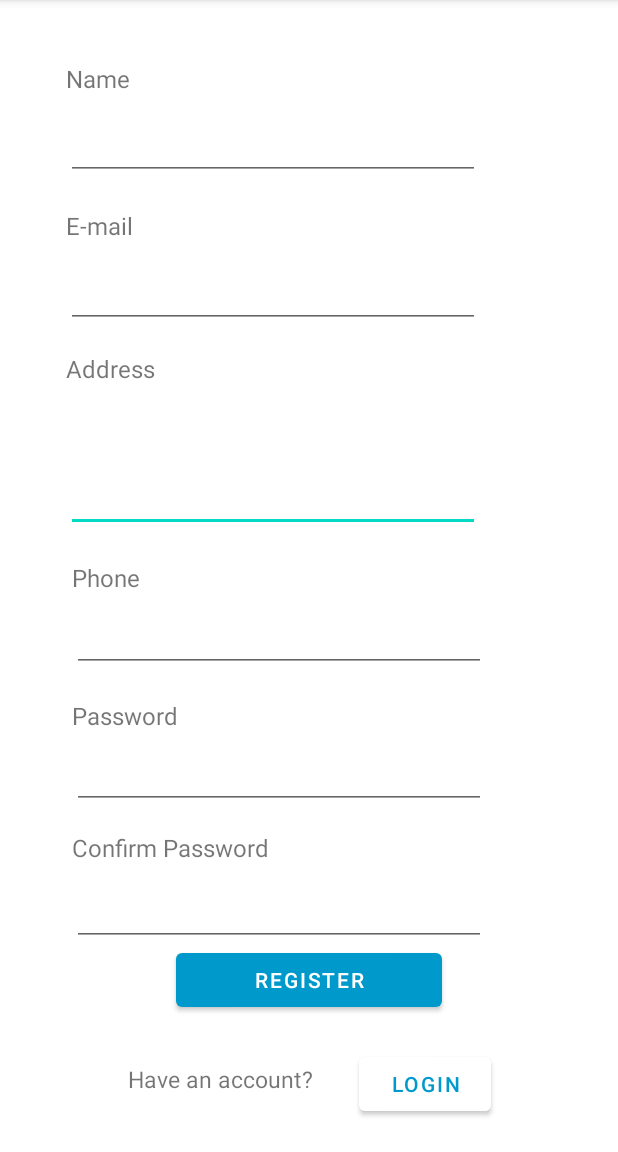
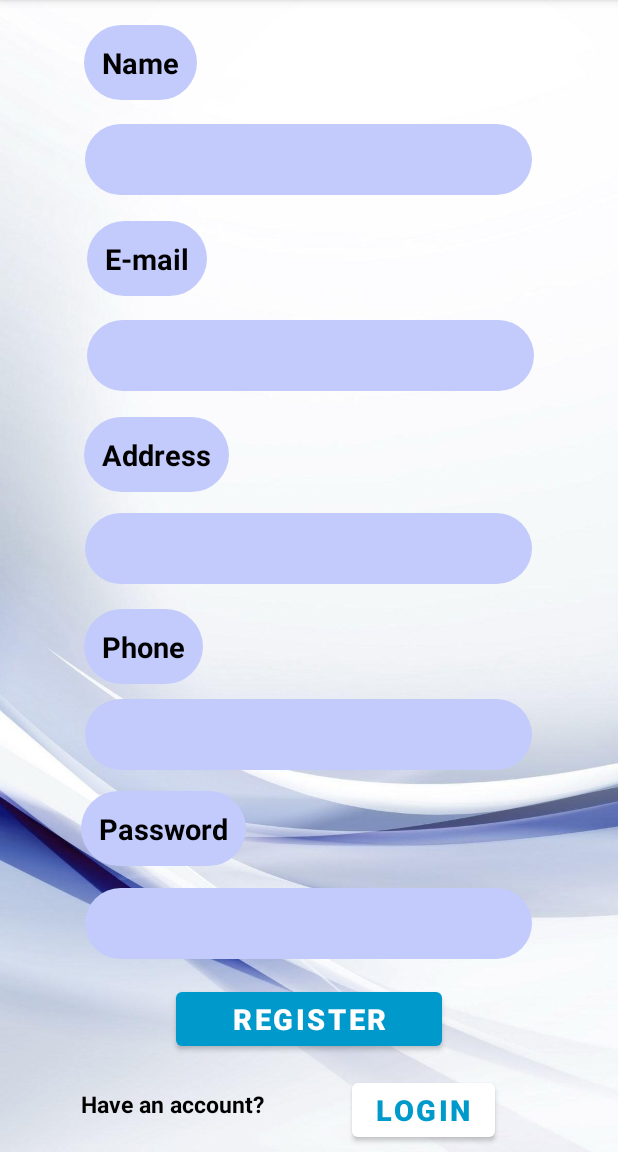
Before and after one commit to aparna-jay/Online-Shopping-Application-UEE, an Android app: the RegisterActivity screen opened directly, with no data from a screen before it, on a phone screen of 412 x 824 dp, the part 84-1236 px from its top. Run offline under Robolectric (Android 15) with nearby library versions, the phone set to English and light mode, and no system bars; our stand-ins replace Firebase (no records; nobody signed in at launch, a user with empty details on screens opened directly); Roboto replaces fonts that are not available here.

Commit message:
Designed Register Interface

```diff
--- a/app/src/main/res/layout/activity_register.xml
+++ b/app/src/main/res/layout/activity_register.xml
@@ -4,195 +4,213 @@
     xmlns:tools="http://schemas.android.com/tools"
     android:layout_width="match_parent"
     android:layout_height="match_parent"
-    tools:context=".RegisterActivity">
+    tools:context=".RegisterActivity"
+    android:background="@drawable/backg">
 
     <EditText
         android:id="@+id/address"
-        android:layout_width="276dp"
-        android:layout_height="78dp"
+        android:layout_width="298dp"
+        android:layout_height="47dp"
+        android:background="@drawable/rounded_corners"
         android:ems="10"
         android:gravity="start|top"
         android:inputType="textMultiLine"
-        android:textSize="12sp"
+        android:padding="12dp"
+        android:textColor="@color/black"
+        android:textSize="19sp"
+        android:textStyle="bold"
         app:layout_constraintBottom_toBottomOf="parent"
         app:layout_constraintEnd_toEndOf="parent"
-        app:layout_constraintHorizontal_bias="0.325"
+        app:layout_constraintHorizontal_bias="0.495"
         app:layout_constraintStart_toStartOf="parent"
         app:layout_constraintTop_toTopOf="parent"
-        app:layout_constraintVertical_bias="0.401" />
+        app:layout_constraintVertical_bias="0.475" />
 
     <EditText
         android:id="@+id/password"
-        android:layout_width="276dp"
-        android:layout_height="35dp"
+        android:layout_width="298dp"
+        android:layout_height="47dp"
+        android:background="@drawable/rounded_corners"
         android:ems="10"
         android:inputType="textPassword"
-        android:textSize="12sp"
+        android:padding="12dp"
+        android:textColor="@color/black"
+        android:textSize="19sp"
+        android:textStyle="bold"
         app:layout_constraintBottom_toBottomOf="parent"
         app:layout_constraintEnd_toEndOf="parent"
-        app:layout_constraintHorizontal_bias="0.355"
+        app:layout_constraintHorizontal_bias="0.495"
         app:layout_constraintStart_toStartOf="parent"
         app:layout_constraintTop_toTopOf="parent"
-        app:layout_constraintVertical_bias="0.688" />
+        app:layout_constraintVertical_bias="0.821" />
 
     <TextView
         android:id="@+id/textView2"
-        android:layout_width="143dp"
-        android:layout_height="26dp"
+        android:layout_width="wrap_content"
+        android:layout_height="wrap_content"
+        android:background="@drawable/rounded_corners"
+        android:padding="12dp"
         android:text="E-mail"
-        android:textSize="16sp"
+        android:textColor="@color/black"
+        android:textSize="19sp"
+        android:textStyle="bold"
         app:layout_constraintBottom_toBottomOf="parent"
         app:layout_constraintEnd_toEndOf="parent"
-        app:layout_constraintHorizontal_bias="0.164"
+        app:layout_constraintHorizontal_bias="0.174"
         app:layout_constraintStart_toStartOf="parent"
         app:layout_constraintTop_toTopOf="parent"
-        app:layout_constraintVertical_bias="0.188" />
+        app:layout_constraintVertical_bias="0.205" />
 
     <EditText
         android:id="@+id/email"
-        android:layout_width="276dp"
-        android:layout_height="35dp"
+        android:layout_width="298dp"
+        android:layout_height="47dp"
+        android:layout_marginEnd="56dp"
+        android:layout_marginRight="56dp"
+        android:background="@drawable/rounded_corners"
         android:ems="10"
         android:inputType="textPersonName"
-        android:textSize="12sp"
+        android:padding="12dp"
+        android:textColor="@color/black"
+        android:textSize="19sp"
+        android:textStyle="bold"
         app:layout_constraintBottom_toBottomOf="parent"
         app:layout_constraintEnd_toEndOf="parent"
-        app:layout_constraintHorizontal_bias="0.325"
-        app:layout_constraintStart_toStartOf="parent"
         app:layout_constraintTop_toTopOf="parent"
-        app:layout_constraintVertical_bias="0.25" />
+        app:layout_constraintVertical_bias="0.296" />
 
     <TextView
         android:id="@+id/textView7"
-        android:layout_width="143dp"
-        android:layout_height="26dp"
+        android:layout_width="wrap_content"
+        android:layout_height="wrap_content"
+        android:background="@drawable/rounded_corners"
+        android:padding="12dp"
         android:text="Password"
-        android:textSize="16sp"
+        android:textColor="@color/black"
+        android:textSize="19sp"
+        android:textStyle="bold"
         app:layout_constraintBottom_toBottomOf="parent"
         app:layout_constraintEnd_toEndOf="parent"
-        app:layout_constraintHorizontal_bias="0.179"
+        app:layout_constraintHorizontal_bias="0.178"
         app:layout_constraintStart_toStartOf="parent"
         app:layout_constraintTop_toTopOf="parent"
-        app:layout_constraintVertical_bias="0.628" />
+        app:layout_constraintVertical_bias="0.734" />
 
     <EditText
         android:id="@+id/phone"
-        android:layout_width="276dp"
-        android:layout_height="35dp"
+        android:layout_width="298dp"
+        android:layout_height="47dp"
+        android:background="@drawable/rounded_corners"
         android:ems="10"
         android:inputType="phone"
-        android:textSize="12sp"
+        android:padding="12dp"
+        android:textColor="@color/black"
+        android:textSize="19sp"
+        android:textStyle="bold"
         app:layout_constraintBottom_toBottomOf="parent"
         app:layout_constraintEnd_toEndOf="parent"
-        app:layout_constraintHorizontal_bias="0.355"
+        app:layout_constraintHorizontal_bias="0.495"
         app:layout_constraintStart_toStartOf="parent"
         app:layout_constraintTop_toTopOf="parent"
-        app:layout_constraintVertical_bias="0.563" />
+        app:layout_constraintVertical_bias="0.647" />
 
     <EditText
         android:id="@+id/username"
-        android:layout_width="276dp"
-        android:layout_height="35dp"
+        android:layout_width="298dp"
+        android:layout_height="47dp"
+        android:background="@drawable/rounded_corners"
         android:ems="10"
         android:inputType="textPersonName"
-        android:textSize="12sp"
+        android:padding="12dp"
+        android:textColor="@color/black"
+        android:textSize="19sp"
+        android:textStyle="bold"
         app:layout_constraintBottom_toBottomOf="parent"
         app:layout_constraintEnd_toEndOf="parent"
-        app:layout_constraintHorizontal_bias="0.325"
+        app:layout_constraintHorizontal_bias="0.495"
         app:layout_constraintStart_toStartOf="parent"
         app:layout_constraintTop_toTopOf="parent"
-        app:layout_constraintVertical_bias="0.116" />
-
-    <EditText
-        android:id="@+id/editTextTextPassword2"
-        android:layout_width="276dp"
-        android:layout_height="35dp"
-        android:ems="10"
-        android:inputType="textPassword"
-        android:textSize="12sp"
-        app:layout_constraintBottom_toBottomOf="parent"
-        app:layout_constraintEnd_toEndOf="parent"
-        app:layout_constraintHorizontal_bias="0.355"
-        app:layout_constraintStart_toStartOf="parent"
-        app:layout_constraintTop_toTopOf="parent"
-        app:layout_constraintVertical_bias="0.813" />
+        app:layout_constraintVertical_bias="0.115" />
 
     <TextView
         android:id="@+id/textView3"
-        android:layout_width="143dp"
-        android:layout_height="26dp"
+        android:layout_width="wrap_content"
+        android:layout_height="wrap_content"
+        android:background="@drawable/rounded_corners"
+        android:padding="12dp"
         android:text="Address"
-        android:textSize="16sp"
+        android:textColor="@color/black"
+        android:textSize="19sp"
+        android:textStyle="bold"
         app:layout_constraintBottom_toBottomOf="parent"
         app:layout_constraintEnd_toEndOf="parent"
-        app:layout_constraintHorizontal_bias="0.164"
+        app:layout_constraintHorizontal_bias="0.177"
         app:layout_constraintStart_toStartOf="parent"
         app:layout_constraintTop_toTopOf="parent"
-        app:layout_constraintVertical_bias="0.316" />
+        app:layout_constraintVertical_bias="0.387" />
 
     <TextView
         android:id="@+id/textView"
-        android:layout_width="143dp"
-        android:layout_height="26dp"
+        android:layout_width="wrap_content"
+        android:layout_height="wrap_content"
+        android:background="@drawable/rounded_corners"
+        android:padding="12dp"
         android:text="Name"
-        android:textSize="16sp"
+        android:textColor="@color/black"
+        android:textSize="19sp"
+        android:textStyle="bold"
         app:layout_constraintBottom_toBottomOf="parent"
         app:layout_constraintEnd_toEndOf="parent"
-        app:layout_constraintHorizontal_bias="0.164"
+        app:layout_constraintHorizontal_bias="0.166"
         app:layout_constraintStart_toStartOf="parent"
         app:layout_constraintTop_toTopOf="parent"
-        app:layout_constraintVertical_bias="0.056" />
-
-    <TextView
-        android:id="@+id/textView8"
-        android:layout_width="143dp"
-        android:layout_height="26dp"
-        android:text="Confirm Password"
-        android:textSize="16sp"
-        app:layout_constraintBottom_toBottomOf="parent"
-        app:layout_constraintEnd_toEndOf="parent"
-        app:layout_constraintHorizontal_bias="0.179"
-        app:layout_constraintStart_toStartOf="parent"
-        app:layout_constraintTop_toTopOf="parent"
-        app:layout_constraintVertical_bias="0.747" />
+        app:layout_constraintVertical_bias="0.023" />
 
     <TextView
         android:id="@+id/textView6"
-        android:layout_width="143dp"
-        android:layout_height="26dp"
+        android:layout_width="wrap_content"
+        android:layout_height="wrap_content"
+        android:background="@drawable/rounded_corners"
+        android:padding="12dp"
         android:text="Phone"
-        android:textSize="16sp"
+        android:textColor="@color/black"
+        android:textSize="19sp"
+        android:textStyle="bold"
         app:layout_constraintBottom_toBottomOf="parent"
         app:layout_constraintEnd_toEndOf="parent"
-        app:layout_constraintHorizontal_bias="0.179"
+        app:layout_constraintHorizontal_bias="0.168"
         app:layout_constraintStart_toStartOf="parent"
         app:layout_constraintTop_toTopOf="parent"
-        app:layout_constraintVertical_bias="0.504" />
+        app:layout_constraintVertical_bias="0.565" />
 
     <Button
         android:id="@+id/addUser"
         android:layout_width="177dp"
         android:layout_height="48dp"
         android:text="Register"
+        android:textSize="19sp"
+        android:textStyle="bold"
         app:backgroundTint="@android:color/holo_blue_dark"
         app:layout_constraintBottom_toBottomOf="parent"
         app:layout_constraintEnd_toEndOf="parent"
         app:layout_constraintStart_toStartOf="parent"
         app:layout_constraintTop_toTopOf="parent"
-        app:layout_constraintVertical_bias="0.874" />
+        app:layout_constraintVertical_bias="0.91" />
 
     <TextView
         android:id="@+id/textView9"
         android:layout_width="126dp"
         android:layout_height="38dp"
         android:text="Have an account?"
+        android:textColor="@color/black"
         android:textSize="15sp"
+        android:textStyle="bold"
         app:layout_constraintBottom_toBottomOf="parent"
         app:layout_constraintEnd_toEndOf="parent"
-        app:layout_constraintHorizontal_bias="0.298"
+        app:layout_constraintHorizontal_bias="0.189"
         app:layout_constraintStart_toStartOf="parent"
         app:layout_constraintTop_toTopOf="parent"
-        app:layout_constraintVertical_bias="0.971" />
+        app:layout_constraintVertical_bias="0.994" />
 
     <Button
         android:id="@+id/button2"
@@ -200,12 +218,14 @@
         android:layout_height="wrap_content"
         android:text="Login"
         android:textColor="@android:color/holo_blue_dark"
+        android:textSize="19sp"
+        android:textStyle="bold"
         app:backgroundTint="@color/white"
         app:layout_constraintBottom_toBottomOf="parent"
         app:layout_constraintEnd_toEndOf="parent"
-        app:layout_constraintHorizontal_bias="0.739"
+        app:layout_constraintHorizontal_bias="0.742"
         app:layout_constraintStart_toStartOf="parent"
         app:layout_constraintTop_toTopOf="parent"
-        app:layout_constraintVertical_bias="0.97" />
+        app:layout_constraintVertical_bias="0.994" />
 
 </androidx.constraintlayout.widget.ConstraintLayout>
```
